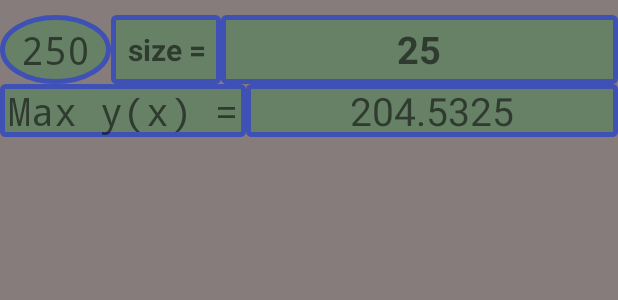
After one commit to sanstorik/genetic_coursework, an Android app: the layout population_list_item.xml on its own in the app's theme, with its tools: preview values and no code run, on a phone screen of 412 x 824 dp. The commit adds this screen. Shown: the top 300 px of the screen. Run offline under Robolectric (Android 15) with nearby library versions, the phone set to English and light mode, and no system bars.

Commit message:
added lists for data

```diff
--- a/app/src/main/AndroidManifest.xml
+++ b/app/src/main/AndroidManifest.xml
@@ -15,7 +15,7 @@
                 <category android:name="android.intent.category.LAUNCHER"/>
             </intent-filter>
         </activity>
-        <activity android:name=".ListGeneticActivity">
+        <activity android:name=".listViewActivity.ListGeneticActivity">
         </activity>
     </application>
 
--- a/app/src/main/java/develop/sanstorik/com/genetic_coursework/Genetic/GeneticAlgorithm.java
+++ b/app/src/main/java/develop/sanstorik/com/genetic_coursework/Genetic/GeneticAlgorithm.java
@@ -38,12 +38,16 @@ public class GeneticAlgorithm {
         int iteration = 0;
 
         while(!interruptionSource.ended(iteration++, bestIndividuals.peekLast().getFunctionValue())){
-            Log.i("tag", String.valueOf(bestIndividuals.peekLast().toString()));
             mutationProcess(currentPopulation);
             currentPopulation = reproductionProcess(currentPopulation);
 
+            for (Individual ind : currentPopulation)
+                Log.i("tag", ind.toString());
+
             generations.offerLast(new Population(currentPopulation));
             bestIndividuals.offerLast(Collections.max(currentPopulation.getIndividuals()));
+
+            Log.i("tag", "iteration = " + iteration + " best = " + bestIndividuals.peekLast().toString());
         }
 
         GeneticResponse.getInstance().initData(generations, bestIndividuals);
--- a/app/src/main/java/develop/sanstorik/com/genetic_coursework/Genetic/Population.java
+++ b/app/src/main/java/develop/sanstorik/com/genetic_coursework/Genetic/Population.java
@@ -33,8 +33,12 @@ public class Population implements Iterable<Individual>, Parcelable{
         individuals.add(ind);
     }
 
-    private int size(){
+    public int size(){
         return individuals.size();
+    }
+
+    public Individual getBestIndividual(){
+        return Collections.max(individuals);
     }
 
 
--- a/app/src/main/java/develop/sanstorik/com/genetic_coursework/MainActivity.java
+++ b/app/src/main/java/develop/sanstorik/com/genetic_coursework/MainActivity.java
@@ -16,11 +16,9 @@ import android.widget.SpinnerAdapter;
 import android.widget.TextView;
 import android.widget.Toast;
 
-import org.json.JSONObject;
-
 import develop.sanstorik.com.genetic_coursework.Genetic.GeneticAlgorithm;
-import develop.sanstorik.com.genetic_coursework.Genetic.GeneticResponse;
 import develop.sanstorik.com.genetic_coursework.Genetic.InterruptionSource;
+import develop.sanstorik.com.genetic_coursework.listViewActivity.ListGeneticActivity;
 
 public class MainActivity extends AppCompatActivity {
 
@@ -97,7 +95,7 @@ public class MainActivity extends AppCompatActivity {
     for example count of iterations to stop
      */
     private void alertDialogInterruptionSource(final int sourcePosition, final int previousPos){
-        AlertDialog alertDialog = new AlertDialog.Builder(this)
+        AlertDialog alertDialog = new AlertDialog.Builder(this, R.style.AppTheme)
                 .setView(R.layout.intsource_dialog)
                 .setOnCancelListener((dialog)-> {
                     interruptSpinner.setSelection(previousPos);
--- a/app/src/main/res/drawable/radiobutton_layout.xml
+++ b/app/src/main/res/drawable/radiobutton_layout.xml
@@ -2,14 +2,14 @@
 <selector xmlns:android="http://schemas.android.com/apk/res/android">
 
     <item android:state_checked="true"><shape>
-        <solid android:color="#1c5fab" />
+        <solid android:color="#8d99a7" />
 
         <stroke android:width="1dp" android:color="#1c5fab" />
     </shape></item>
     <item android:state_checked="false"><shape android:shape="rectangle">
-        <solid android:color="#ffffff" />
+        <solid android:color="#706e7781" />
 
-        <stroke android:width="1dp" android:color="#1c5fab" />
+        <stroke android:width="1dp" android:color="#ad24272b" />
     </shape></item>
 
 </selector>
--- a/app/src/main/res/drawable/radiobutton_text.xml
+++ b/app/src/main/res/drawable/radiobutton_text.xml
@@ -2,6 +2,6 @@
 <selector xmlns:android="http://schemas.android.com/apk/res/android">
 
     <item android:state_checked="true" android:color="#ffffffff"/>
-    <item android:color="#ff1c5fab"/>
+    <item android:color="#e318191a"/>
 
 </selector>
--- /dev/null
+++ b/app/src/main/res/drawable/text_circle_shape.xml
@@ -0,0 +1,21 @@
+<?xml version="1.0" encoding="utf-8"?>
+<shape xmlns:android="http://schemas.android.com/apk/res/android"
+       android:shape="oval" >
+
+    <!-- View background color -->
+    <solid
+        android:color="@color/colorButtons" >
+    </solid>
+
+    <!-- View border color and width -->
+    <stroke
+        android:width="3dp"
+        android:color="@color/colorPrimary" >
+    </stroke>
+
+    <!-- The radius makes the corners rounded -->
+    <corners
+        android:radius="2dp"   >
+    </corners>
+
+</shape>
--- /dev/null
+++ b/app/src/main/res/layout/population_list_item.xml
@@ -0,0 +1,82 @@
+<?xml version="1.0" encoding="utf-8"?>
+<LinearLayout xmlns:android="http://schemas.android.com/apk/res/android"
+              android:layout_width="match_parent"
+              android:layout_height="match_parent"
+              android:layout_marginBottom="10dp"
+              android:layout_marginTop="10dp"
+              android:orientation="vertical">
+
+    <LinearLayout
+        android:layout_width="match_parent"
+        android:layout_height="wrap_content"
+        android:orientation="horizontal">
+
+        <TextView
+            android:id="@+id/id_tv"
+            android:layout_width="74dp"
+            android:layout_height="wrap_content"
+            android:background="@drawable/text_circle_shape"
+            android:fontFamily="monospace"
+            android:maxLines="1"
+            android:padding="5dp"
+            android:text="250"
+            android:textAlignment="center"
+            android:textSize="26sp"/>
+
+        <TextView
+            android:id="@+id/genesBits"
+            android:layout_width="73dp"
+            android:layout_height="match_parent"
+            android:background="@drawable/text_shape"
+            android:gravity="center_vertical"
+            android:maxLines="1"
+            android:text="size ="
+            android:textAlignment="center"
+            android:textSize="20sp"
+            android:textStyle="bold"/>
+
+        <TextView
+            android:id="@+id/size_tv"
+            android:layout_width="73dp"
+            android:layout_height="match_parent"
+            android:layout_weight="1"
+            android:background="@drawable/text_shape"
+            android:gravity="center_vertical"
+            android:maxLines="1"
+            android:text="25"
+            android:textAlignment="center"
+            android:textSize="25sp"
+            android:textStyle="bold"/>
+
+    </LinearLayout>
+
+    <LinearLayout
+        android:layout_width="match_parent"
+        android:layout_height="match_parent"
+        android:orientation="horizontal">
+
+        <TextView
+            android:layout_width="wrap_content"
+            android:layout_height="wrap_content"
+            android:background="@drawable/text_shape"
+            android:fontFamily="monospace"
+            android:paddingLeft="5dp"
+            android:paddingRight="5dp"
+            android:text="Max y(x) ="
+            android:textAlignment="center"
+            android:textSize="26sp"/>
+
+        <TextView
+            android:id="@+id/yValue_tv"
+            android:layout_width="wrap_content"
+            android:layout_height="wrap_content"
+            android:layout_weight="1"
+            android:background="@drawable/text_shape"
+            android:paddingLeft="5dp"
+            android:paddingRight="5dp"
+            android:text="204.5325"
+            android:textAlignment="center"
+            android:textSize="26sp"/>
+    </LinearLayout>
+
+</LinearLayout>
```
Also changed, not shown: app/src/main/java/develop/sanstorik/com/genetic_coursework/Genetic/GeneticResponse.java (+10 -8 lines), app/src/main/java/develop/sanstorik/com/genetic_coursework/Genetic/Individual.java (+20 -8 lines), app/src/main/java/develop/sanstorik/com/genetic_coursework/ListGeneticActivity.java (deleted, +0 -29 lines), app/src/main/java/develop/sanstorik/com/genetic_coursework/listViewActivity/IndividualAdapter.java (added, +48 -0 lines), app/src/main/java/develop/sanstorik/com/genetic_coursework/listViewActivity/ListGeneticActivity.java (added, +89 -0 lines), app/src/main/java/develop/sanstorik/com/genetic_coursework/listViewActivity/PopulationAdapter.java (added, +49 -0 lines), app/src/main/res/layout/activity_list_genetic.xml (+19 -7 lines), app/src/main/res/layout/individual_list_item.xml (added, +71 -0 lines).
